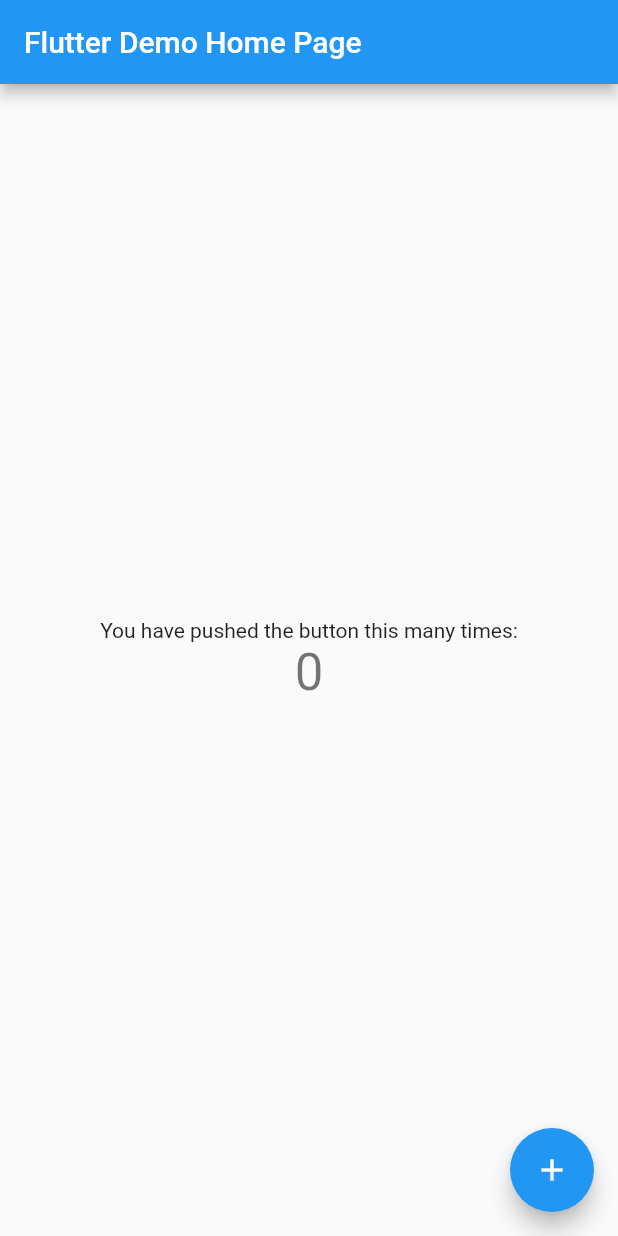
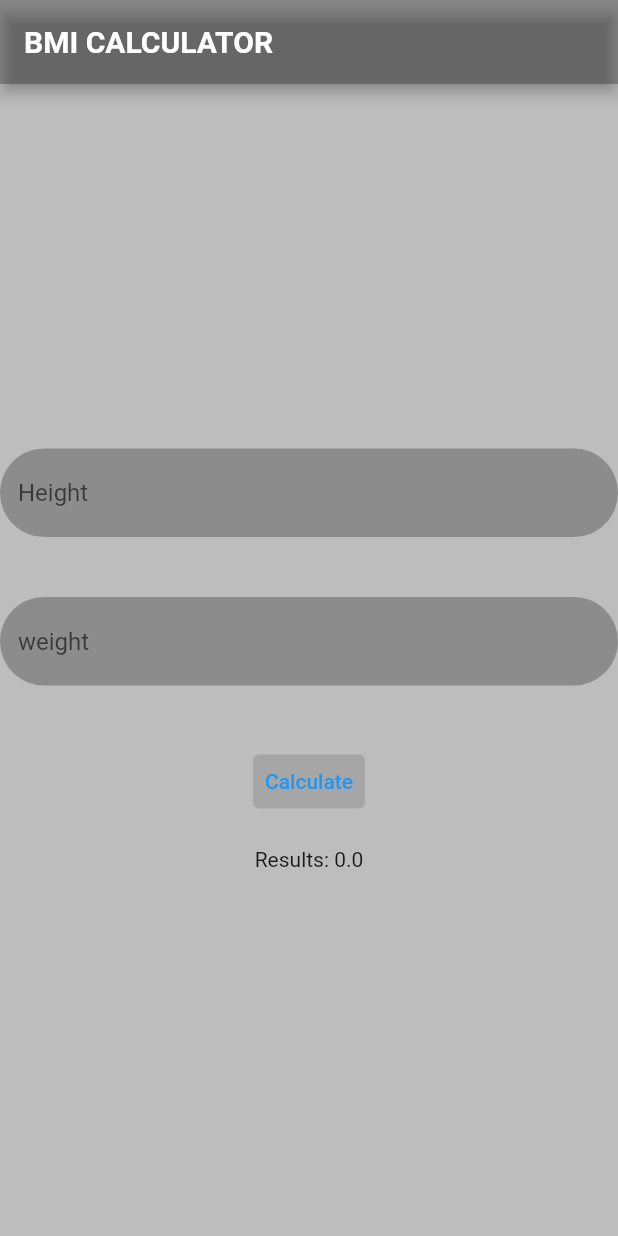
Before and after one commit to Ssan5/bmicalculater, a Flutter app: the screen it shows after launch, on a phone screen of 412 x 824 dp. Run offline on Flutter 3.47's test engine with Material 2 defaults, Android fonts, the phone set to English and light mode, and no system bars.

Commit message:
BMi calculater mod

```diff
--- /dev/null
+++ b/lib/bmicalc.dart
@@ -0,0 +1,81 @@
+import 'package:flutter/material.dart';
+
+class Bmicalc extends StatefulWidget {
+  const Bmicalc({Key? key}) : super(key: key);
+
+  @override
+  State<Bmicalc> createState() => _BmicalcState();
+}
+
+class _BmicalcState extends State<Bmicalc> {
+  TextEditingController Weight = TextEditingController();
+  TextEditingController Height = TextEditingController();
+  double result = 0;
+  double height = 0;
+  double weight = 0;
+  void calculate() {
+    weight = double.parse(Height.text);
+    height = double.parse(Weight.text);
+    result = weight / (height * height);
+    print(result);
+  }
+
+  @override
+  Widget build(BuildContext context) {
+    return Scaffold(
+      backgroundColor: Colors.black26,
+      appBar: AppBar(
+        title: Text(
+          "BMI CALCULATOR",
+          style: TextStyle(fontWeight: FontWeight.bold),
+        ),
+        backgroundColor: Colors.black26,
+      ),
+      body: Column(
+        mainAxisAlignment: MainAxisAlignment.center,
+        children: [
+          TextField(
+            controller: Height,
+            decoration: InputDecoration(
+                filled: true,
+                fillColor: Colors.black26,
+                border: OutlineInputBorder(
+                  borderSide: BorderSide.none,
+                  borderRadius: BorderRadius.circular(50),
+                ),
+                hintText: 'Height'),
+          ),
+          SizedBox(
+            height: 40,
+          ),
+          TextField(
+            controller: Weight,
+            decoration: InputDecoration(
+                filled: true,
+                fillColor: Colors.black26,
+                border: OutlineInputBorder(
+                    borderSide: BorderSide.none,
+                    borderRadius: BorderRadius.circular(50)),
+                hintText: 'weight'),
+          ),
+          SizedBox(
+            height: 40,
+          ),
+          TextButton(
+              onPressed: () {
+                calculate();
+              },
+              style: TextButton.styleFrom(
+                backgroundColor: Colors.black12,
+              ),
+              child: Text("Calculate")),
+          SizedBox(
+            height: 20,
+          ),
+
+      Text('Results: $result'),
+        ],
+      ),
+    );
+  }
+}
--- a/lib/main.dart
+++ b/lib/main.dart
@@ -1,115 +1,8 @@
+import 'package:bmicalculater/bmicalc.dart';
 import 'package:flutter/material.dart';
 
 void main() {
-  runApp(const MyApp());
+  runApp(MaterialApp(
+    home: Bmicalc(),
+  ));
 }
-
-class MyApp extends StatelessWidget {
-  const MyApp({Key? key}) : super(key: key);
-
-  // This widget is the root of your application.
-  @override
-  Widget build(BuildContext context) {
-    return MaterialApp(
-      title: 'Flutter Demo',
-      theme: ThemeData(
-        // This is the theme of your application.
-        //
-        // Try running your application with "flutter run". You'll see the
-        // application has a blue toolbar. Then, without quitting the app, try
-        // changing the primarySwatch below to Colors.green and then invoke
-        // "hot reload" (press "r" in the console where you ran "flutter run",
-        // or simply save your changes to "hot reload" in a Flutter IDE).
-        // Notice that the counter didn't reset back to zero; the application
-        // is not restarted.
-        primarySwatch: Colors.blue,
-      ),
-      home: const MyHomePage(title: 'Flutter Demo Home Page'),
-    );
-  }
-}
-
-class MyHomePage extends StatefulWidget {
-  const MyHomePage({Key? key, required this.title}) : super(key: key);
-
-  // This widget is the home page of your application. It is stateful, meaning
-  // that it has a State object (defined below) that contains fields that affect
-  // how it looks.
-
-  // This class is the configuration for the state. It holds the values (in this
-  // case the title) provided by the parent (in this case the App widget) and
-  // used by the build method of the State. Fields in a Widget subclass are
-  // always marked "final".
-
-  final String title;
-
-  @override
-  State<MyHomePage> createState() => _MyHomePageState();
-}
-
-class _MyHomePageState extends State<MyHomePage> {
-  int _counter = 0;
-
-  void _incrementCounter() {
-    setState(() {
-      // This call to setState tells the Flutter framework that something has
-      // changed in this State, which causes it to rerun the build method below
-      // so that the display can reflect the updated values. If we changed
-      // _counter without calling setState(), then the build method would not be
-      // called again, and so nothing would appear to happen.
-      _counter++;
-    });
-  }
-
-  @override
-  Widget build(BuildContext context) {
-    // This method is rerun every time setState is called, for instance as done
-    // by the _incrementCounter method above.
-    //
-    // The Flutter framework has been optimized to make rerunning build methods
-    // fast, so that you can just rebuild anything that needs updating rather
-    // than having to individually change instances of widgets.
-    return Scaffold(
-      appBar: AppBar(
-        // Here we take the value from the MyHomePage object that was created by
-        // the App.build method, and use it to set our appbar title.
-        title: Text(widget.title),
-      ),
-      body: Center(
-        // Center is a layout widget. It takes a single child and positions it
-        // in the middle of the parent.
-        child: Column(
-          // Column is also a layout widget. It takes a list of children and
-          // arranges them vertically. By default, it sizes itself to fit its
-          // children horizontally, and tries to be as tall as its parent.
-          //
-          // Invoke "debug painting" (press "p" in the console, choose the
-          // "Toggle Debug Paint" action from the Flutter Inspector in Android
-          // Studio, or the "Toggle Debug Paint" command in Visual Studio Code)
-          // to see the wireframe for each widget.
-          //
-          // Column has various properties to control how it sizes itself and
-          // how it positions its children. Here we use mainAxisAlignment to
-          // center the children vertically; the main axis here is the vertical
-          // axis because Columns are vertical (the cross axis would be
-          // horizontal).
-          mainAxisAlignment: MainAxisAlignment.center,
-          children: <Widget>[
-            const Text(
-              'You have pushed the button this many times:',
-            ),
-            Text(
-              '$_counter',
-              style: Theme.of(context).textTheme.headline4,
-            ),
-          ],
-        ),
-      ),
-      floatingActionButton: FloatingActionButton(
-        onPressed: _incrementCounter,
-        tooltip: 'Increment',
-        child: const Icon(Icons.add),
-      ), // This trailing comma makes auto-formatting nicer for build methods.
-    );
-  }
-}
```
